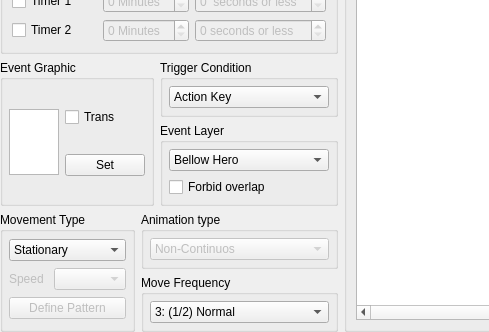
This is src/tools/qeventpageWidget.ui in EasyRPG/Editor as Qt 5 draws it before an edit; both pictures show x 0 to 489 and y 208 to 540 of the 639 by 540 pixel window. The edited form follows.
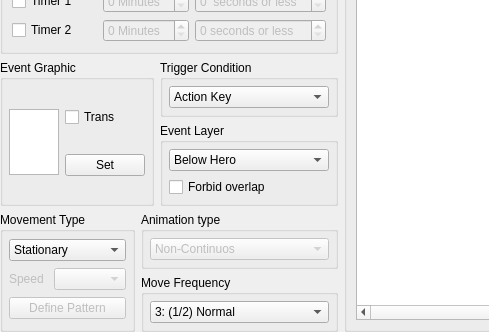
This is the edited form.

Commit message: fixed some minor spelling error

Patch:
```diff
--- a/src/tools/qeventpageWidget.ui
+++ b/src/tools/qeventpageWidget.ui
@@ -470,7 +470,7 @@
        <widget class="QComboBox" name="comboLayer">
         <item>
          <property name="text">
-          <string>Bellow Hero</string>
+          <string>Below Hero</string>
          </property>
         </item>
         <item>
```
